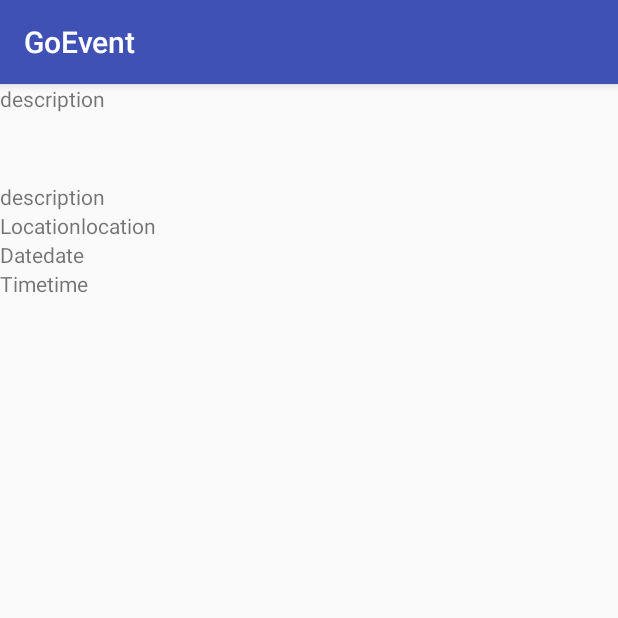
After one commit to YannickVanhoof/Mobile-Development, an Android app: the DetailActivity screen opened directly, with no data from a screen before it, on a phone screen of 412 x 824 dp, the top half of it. The commit adds this screen. Run offline under Robolectric (Android 15) with nearby library versions, the phone set to English and light mode, and no system bars.

Commit message:
Alle views

```diff
--- a/GoEvent/app/src/main/AndroidManifest.xml
+++ b/GoEvent/app/src/main/AndroidManifest.xml
@@ -16,6 +16,9 @@
                 <category android:name="android.intent.category.LAUNCHER" />
             </intent-filter>
         </activity>
+        <activity android:name=".HomeActivity" />
+        <activity android:name=".EventsActivity" />
+        <activity android:name=".DetailActivity"></activity>
     </application>
 
 </manifest>
--- /dev/null
+++ b/GoEvent/app/src/main/java/pxl/be/goevent/DetailActivity.java
@@ -0,0 +1,13 @@
+package pxl.be.goevent;
+
+import android.support.v7.app.AppCompatActivity;
+import android.os.Bundle;
+
+public class DetailActivity extends AppCompatActivity {
+
+    @Override
+    protected void onCreate(Bundle savedInstanceState) {
+        super.onCreate(savedInstanceState);
+        setContentView(R.layout.activity_detail);
+    }
+}
--- a/GoEvent/app/src/main/java/pxl/be/goevent/MainActivity.java
+++ b/GoEvent/app/src/main/java/pxl/be/goevent/MainActivity.java
@@ -38,7 +38,9 @@ public class MainActivity extends AppCompatActivity {
                         passwordEditText.getText().toString().equals("admin")) {
                     Toast.makeText(getApplicationContext(),
                             "Redirecting...",Toast.LENGTH_SHORT).show();
-
+                    //Start your second activity
+                    Intent intent = new Intent(MainActivity.this, HomeActivity.class);
+                    startActivity(intent);
                 }else{
                     Toast.makeText(getApplicationContext(), "Wrong Credentials",Toast.LENGTH_SHORT).show();
 
--- /dev/null
+++ b/GoEvent/app/src/main/res/layout/activity_detail.xml
@@ -0,0 +1,82 @@
+<?xml version="1.0" encoding="utf-8"?>
+<android.support.constraint.ConstraintLayout xmlns:android="http://schemas.android.com/apk/res/android"
+    xmlns:app="http://schemas.android.com/apk/res-auto"
+    xmlns:tools="http://schemas.android.com/tools"
+    android:layout_width="match_parent"
+    android:layout_height="match_parent"
+    tools:context="pxl.be.goevent.DetailActivity">
+
+    <RelativeLayout
+        android:layout_width="368dp"
+        android:layout_height="495dp"
+        tools:layout_editor_absoluteY="8dp"
+        tools:layout_editor_absoluteX="8dp">
+
+        <TextView android:text = "description" android:layout_width="wrap_content"
+            android:layout_height = "wrap_content"
+            android:id = "@+id/description_textview"
+            android:layout_alignParentTop = "true"/>
+
+
+        <TextView
+            android:id="@+id/description_content_textview"
+            android:layout_width="wrap_content"
+            android:layout_height="wrap_content"
+            android:layout_alignParentEnd="true"
+            android:layout_alignParentLeft="true"
+            android:layout_alignParentRight="true"
+            android:layout_alignParentStart="true"
+            android:layout_below="@+id/description_textview"
+            android:layout_marginTop="46dp"
+            android:text="description"
+            android:textColorHighlight="@android:color/black"
+            android:textColorHint="@android:color/black" />
+
+
+        <TextView
+            android:layout_width="wrap_content"
+            android:layout_height="wrap_content"
+            android:id="@+id/location_textview"
+            android:layout_below="@+id/description_content_textview"
+            android:text="Location"/>
+
+        <TextView
+            android:layout_width="wrap_content"
+            android:layout_height="wrap_content"
+            android:id="@+id/location_content_textview"
+            android:layout_toRightOf="@id/location_textview"
+            android:layout_below="@+id/description_content_textview"
+            android:text="location"/>
+
+        <TextView
+            android:layout_width="wrap_content"
+            android:layout_height="wrap_content"
+            android:id="@+id/date_textview"
+            android:layout_below="@+id/location_textview"
+            android:text="Date"/>
+
+        <TextView
+            android:layout_width="wrap_content"
+            android:layout_height="wrap_content"
+            android:id="@+id/date_content_textview"
+            android:layout_toRightOf="@id/date_textview"
+            android:layout_below="@+id/location_content_textview"
+            android:text="date"/>
+
+        <TextView
+            android:layout_width="wrap_content"
+            android:layout_height="wrap_content"
+            android:id="@+id/time_textview"
+            android:layout_below="@+id/date_content_textview"
+            android:text="Time"/>
+
+        <TextView
+            android:layout_width="wrap_content"
+            android:layout_height="wrap_content"
+            android:id="@+id/time_content_textview"
+            android:layout_toRightOf="@id/time_textview"
+            android:layout_below="@+id/date_content_textview"
+            android:text="time"/>
+
+    </RelativeLayout>
+</android.support.constraint.ConstraintLayout>
```
Also changed, not shown: GoEvent/app/src/main/java/pxl/be/goevent/EventsActivity.java (added, +13 -0 lines), GoEvent/app/src/main/java/pxl/be/goevent/HomeActivity.java (added, +13 -0 lines), GoEvent/app/src/main/res/layout/activity_events.xml (added, +15 -0 lines), GoEvent/app/src/main/res/layout/activity_home.xml (added, +15 -0 lines).
